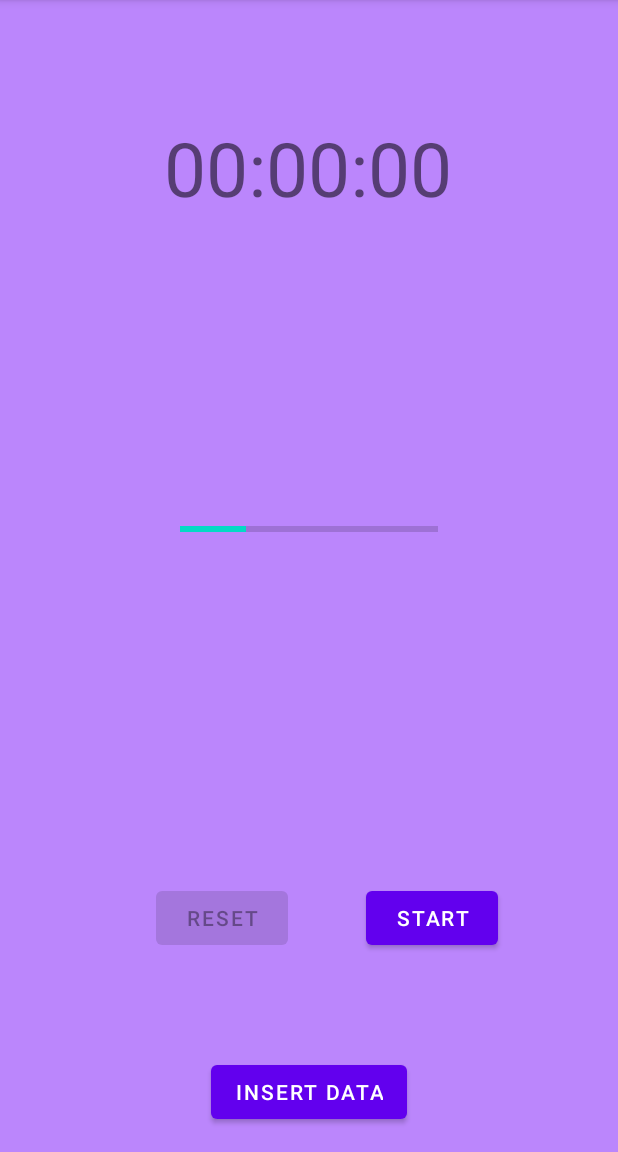
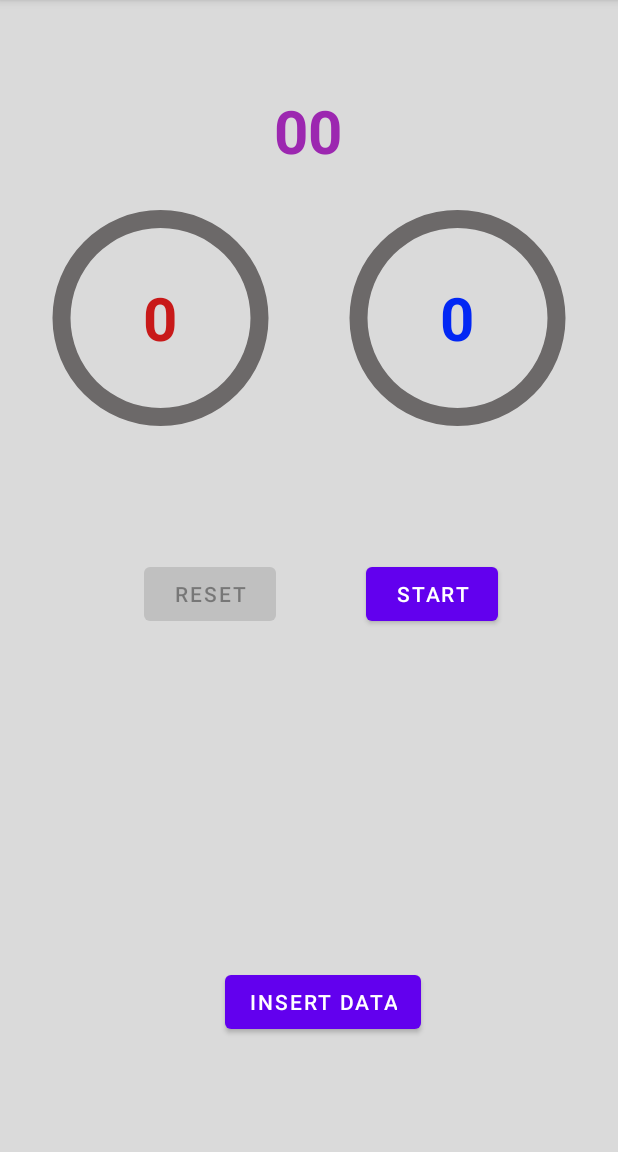
Before and after one commit to Coder-Matheo/new-timer-project, an Android app: the screen it shows after launch (MainActivity), on a phone screen of 412 x 824 dp, the part 84-1236 px from its top. Run offline under Robolectric (Android 15) with nearby library versions, the phone set to English and light mode, and no system bars; our stand-ins replace Room's generated code.

Commit message:
1. circle ProgressBar with background color and show Time

```diff
--- a/app/src/main/java/rob/myappcompany/timer/MainActivity.java
+++ b/app/src/main/java/rob/myappcompany/timer/MainActivity.java
@@ -3,7 +3,6 @@ package rob.myappcompany.timer;
 import androidx.appcompat.app.AlertDialog;
 import androidx.appcompat.app.AppCompatActivity;
 import androidx.core.content.ContextCompat;
-import androidx.lifecycle.LiveData;
 import androidx.lifecycle.Observer;
 import androidx.lifecycle.ViewModelProviders;
 
@@ -26,7 +25,6 @@ import android.widget.TextView;
 import java.io.ByteArrayOutputStream;
 import java.util.ArrayList;
 import java.util.List;
-import java.util.Random;
 import java.util.Timer;
 import java.util.TimerTask;
 
@@ -45,7 +43,10 @@ public class MainActivity extends AppCompatActivity {
     private Button startButton;
     private Button resetButton;
     private TextView timeTextView;
-    private ProgressBar progressBar;
+    private ProgressBar progressBarSecond;
+    private ProgressBar progressBarMinute;
+    private TextView text_status_second;
+    private TextView text_status_minute;
     View view;
     Handler holder;
     public List<TimeAbteil> getTimeList;
@@ -80,43 +81,42 @@ public class MainActivity extends AppCompatActivity {
         startButton = findViewById(R.id.startButton);
         resetButton = findViewById(R.id.resetButton);
         timeTextView = findViewById(R.id.timeTextView);
-        progressBar = findViewById(R.id.progressBar);
+        progressBarSecond = findViewById(R.id.progressBarSecond);
+        progressBarMinute = findViewById(R.id.progressBarMinute);
+        text_status_minute = findViewById(R.id.text_status_minute);
+        text_status_second = findViewById(R.id.text_status_second);
     }
 
     private void backgroundColorFun() {
         view = this.getWindow().getDecorView();
-        view.setBackgroundColor(ContextCompat.getColor(this, R.color.purple_200));
+        view.setBackgroundColor(ContextCompat.getColor(this, R.color.gray));
     }
 
     private void progressBarFun(){
 
-        progressBar.setMax(60);
-        progressBar.setMin(1);
-
+        progressBarSecond.setMax(60);
+        progressBarSecond.setMin(1);
+        progressBarMinute.setMax(60);
+        progressBarMinute.setMin(1);
 
         holder = new Handler();
         holder.postDelayed(new Runnable() {
-            int i = 1;
 
             @Override
             public void run() {
-                i += 1;
-                Log.i(TAG, "run: "+i);
+
                 holder.postDelayed(this, 100);
+                int min = getTimerText().get(0).getMinutes();
+                int sec = getTimerText().get(0).getSeconds();
+                progressBarSecond.setProgress(min);
+                progressBarMinute.setProgress(sec);
 
-                Random random = new Random();
-                int r2 = random.nextInt(60);
-                progressBar.setProgress(r2);
-                Log.i(TAG, "progressBarFun: "+ progressBar.getProgress());
+                text_status_minute.setText(String.valueOf(sec));
+                text_status_second.setText(String.valueOf(min));
+
+
             }
         }, 1);
-
-
-
-
-
-
-
     }
     private byte[] imageViewToByte(ImageView image) {
         Bitmap bitmap = ((BitmapDrawable) image.getDrawable()).getBitmap();
@@ -180,10 +180,8 @@ public class MainActivity extends AppCompatActivity {
                     @Override
                     public void run() {
                         timeNum++;
-                        timeTextView.setText(getTimerText().get(0).getSeconds()+" : "+
-                                getTimerText().get(0).getMinutes() +" : "+
-                                getTimerText().get(0).getMilliseconds());
-
+                        timeTextView.setText(String.valueOf(getTimerText().get(0).getMilliseconds()));
+                        //getTimerText().get(0).getSeconds()+" : "+ getTimerText().get(0).getMinutes() +" : "+
                     }
                 });
             }
--- /dev/null
+++ b/app/src/main/res/drawable/circle_progress_shape.xml
@@ -0,0 +1,11 @@
+<?xml version="1.0" encoding="utf-8"?>
+<shape
+    xmlns:android="http://schemas.android.com/apk/res/android"
+    android:shape="ring"
+    android:innerRadiusRatio="2.5"
+    android:thickness="12dp"
+    android:useLevel="false">
+
+    <solid android:color="#6c6969"/>
+
+</shape>
--- /dev/null
+++ b/app/src/main/res/drawable/circle_progressbar_color.xml
@@ -0,0 +1,21 @@
+<?xml version="1.0" encoding="utf-8"?>
+<rotate
+    xmlns:android="http://schemas.android.com/apk/res/android"
+    android:fromDegrees="270"
+    android:toDegrees="270">
+
+    <shape
+        android:innerRadiusRatio="2.5"
+        android:shape="ring"
+        android:thickness="10dp"
+        android:useLevel="true">
+        <gradient
+
+            android:angle="0"
+            android:startColor="#0097A7"
+            android:endColor="#303F9F"
+            android:type="sweep"
+            android:useLevel="false"/>
+    </shape>
+
+</rotate>
--- /dev/null
+++ b/app/src/main/res/drawable/circle_progressbar_color_minute.xml
@@ -0,0 +1,21 @@
+<?xml version="1.0" encoding="utf-8"?>
+<rotate
+    xmlns:android="http://schemas.android.com/apk/res/android"
+    android:fromDegrees="270"
+    android:toDegrees="270">
+
+    <shape
+        android:innerRadiusRatio="2.5"
+        android:shape="ring"
+        android:thickness="10dp"
+        android:useLevel="true">
+        <gradient
+
+            android:angle="0"
+            android:startColor="#9C3B2E"
+            android:endColor="#F1050D"
+            android:type="sweep"
+            android:useLevel="false"/>
+    </shape>
+
+</rotate>
--- a/app/src/main/res/layout/activity_main.xml
+++ b/app/src/main/res/layout/activity_main.xml
@@ -8,12 +8,14 @@
 
     <TextView
         android:id="@+id/timeTextView"
-        android:layout_width="246dp"
-        android:layout_height="104dp"
+        android:layout_width="wrap_content"
+        android:layout_height="wrap_content"
         android:layout_marginTop="60dp"
         android:gravity="center"
-        android:text="00:00:00"
-        android:textSize="50sp"
+        android:text="00"
+        android:textSize="40sp"
+        android:textStyle="bold"
+        android:textColor="@color/yellow"
         app:layout_constraintHorizontal_bias="0.498"
         app:layout_constraintLeft_toLeftOf="parent"
         app:layout_constraintRight_toRightOf="parent"
@@ -23,10 +25,11 @@
         android:id="@+id/button"
         android:layout_width="wrap_content"
         android:layout_height="wrap_content"
-        android:layout_marginBottom="16dp"
+        android:layout_marginBottom="76dp"
         android:text="insert data"
         app:layout_constraintBottom_toBottomOf="parent"
         app:layout_constraintEnd_toEndOf="parent"
+        app:layout_constraintHorizontal_bias="0.532"
         app:layout_constraintStart_toStartOf="parent" />
 
     <Button
@@ -34,38 +37,100 @@
         android:layout_width="wrap_content"
         android:layout_height="wrap_content"
         android:layout_marginStart="67dp"
-        android:layout_marginTop="424dp"
+        android:layout_marginTop="70dp"
         android:layout_marginEnd="80dp"
         android:onClick="startTimeTapped"
         android:text="start"
         app:layout_constraintEnd_toEndOf="parent"
         app:layout_constraintHorizontal_bias="1.0"
         app:layout_constraintStart_toEndOf="@+id/resetButton"
-        app:layout_constraintTop_toBottomOf="@+id/timeTextView" />
+        app:layout_constraintTop_toBottomOf="@+id/frameLayout" />
 
     <Button
         android:id="@+id/resetButton"
         android:layout_width="0dp"
         android:layout_height="wrap_content"
-        android:layout_marginStart="104dp"
-        android:layout_marginTop="424dp"
+        android:layout_marginStart="96dp"
+        android:layout_marginTop="70dp"
         android:enabled="false"
         android:onClick="resetTimeTapped"
         android:text="reset"
         app:layout_constraintStart_toStartOf="parent"
-        app:layout_constraintTop_toBottomOf="@+id/timeTextView" />
+        app:layout_constraintTop_toBottomOf="@+id/frameLayout" />
 
-    <ProgressBar
-        android:id="@+id/progressBar"
-        style="@style/Widget.AppCompat.ProgressBar.Horizontal"
-        android:layout_width="172dp"
-        android:layout_height="161dp"
-        android:layout_marginTop="108dp"
-        android:indeterminateDrawable="@drawable/progressbar_style"
-        android:progress="50"
+    <FrameLayout
+        android:id="@+id/frameLayout"
+        android:layout_width="150dp"
+        android:layout_height="180dp"
+        android:layout_gravity="center"
+        android:layout_marginStart="47dp"
+        android:layout_marginTop="8dp"
+        android:layout_marginEnd="32dp"
+        app:layout_constraintEnd_toEndOf="parent"
+        app:layout_constraintStart_toEndOf="@+id/frameLayout2"
+        app:layout_constraintTop_toBottomOf="@+id/timeTextView">
 
-        app:layout_constraintEnd_toEndOf="parent"
+        <ProgressBar
+            android:id="@+id/progressBarSecond"
+            style="@style/Widget.AppCompat.ProgressBar.Horizontal"
+            android:layout_width="match_parent"
+            android:layout_height="match_parent"
+            android:background="@drawable/circle_progress_shape"
+            android:indeterminate="false"
+            android:progress="0"
+            android:progressDrawable="@drawable/circle_progressbar_color"
+            app:layout_constraintEnd_toEndOf="parent"
+            app:layout_constraintStart_toStartOf="parent"
+            app:layout_constraintTop_toBottomOf="@+id/timeTextView" />
+        <TextView
+            android:id="@+id/text_status_second"
+            android:layout_width="wrap_content"
+            android:layout_height="wrap_content"
+            android:textStyle="bold"
+            android:textAlignment="center"
+            android:layout_gravity="center"
+            android:textColor="@color/blue"
+            android:textSize="40sp"
+            android:text="0"
+            />
+
+    </FrameLayout>
+
+    <FrameLayout
+        android:id="@+id/frameLayout2"
+        android:layout_width="150dp"
+        android:layout_height="180dp"
+        android:layout_gravity="center"
+        android:layout_marginStart="32dp"
+        android:layout_marginTop="8dp"
         app:layout_constraintStart_toStartOf="parent"
-        app:layout_constraintTop_toBottomOf="@+id/timeTextView" />
+        app:layout_constraintTop_toBottomOf="@+id/timeTextView">
+
+        <ProgressBar
+            android:id="@+id/progressBarMinute"
+            style="@style/Widget.AppCompat.ProgressBar.Horizontal"
+            android:layout_width="match_parent"
+            android:layout_height="match_parent"
+            android:background="@drawable/circle_progress_shape"
+            android:indeterminate="false"
+            android:progress="0"
+            android:progressDrawable="@drawable/circle_progressbar_color_minute"
+            app:layout_constraintEnd_toEndOf="parent"
+            app:layout_constraintStart_toStartOf="parent"
+            app:layout_constraintTop_toBottomOf="@+id/timeTextView" />
+        <TextView
+            android:id="@+id/text_status_minute"
+            android:layout_width="wrap_content"
+            android:layout_height="wrap_content"
+            android:textStyle="bold"
+            android:textAlignment="center"
+            android:layout_gravity="center"
+            android:textColor="@color/red"
+            android:textSize="40sp"
+            android:text="0"
+            />
+
+    </FrameLayout>
+
 
 </androidx.constraintlayout.widget.ConstraintLayout>
--- a/app/src/main/res/values/colors.xml
+++ b/app/src/main/res/values/colors.xml
@@ -7,4 +7,9 @@
     <color name="teal_700">#FF018786</color>
     <color name="black">#FF000000</color>
     <color name="white">#FFFFFFFF</color>
+    <color name="blue">#0227F4</color>
+    <color name="red">#C81919</color>
+    <color name="yellow">#9C27B0</color>
+    <color name="gray">#dadada</color>
+
 </resources>
```
